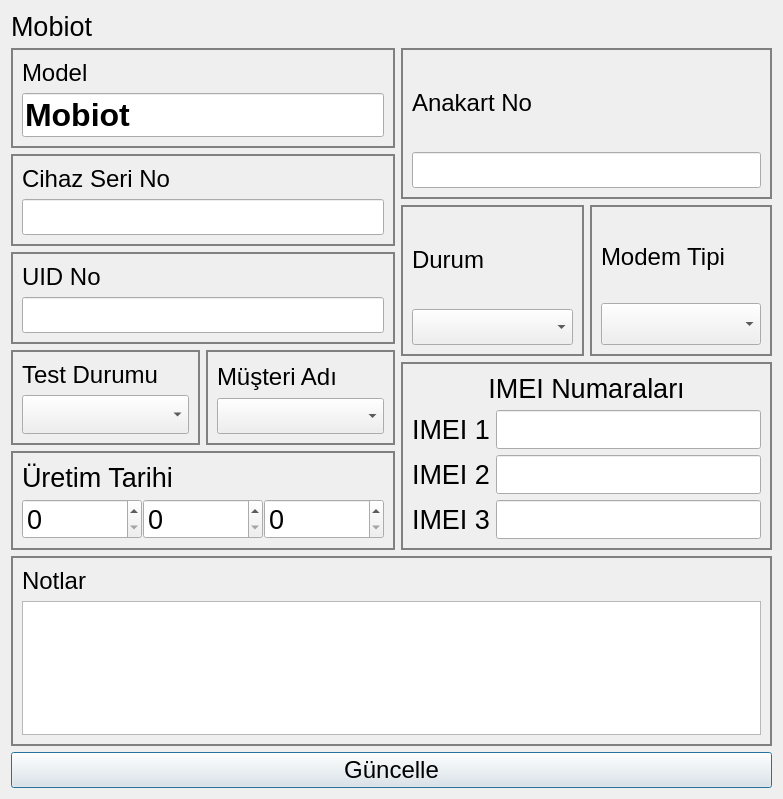
Qt form src/informationmobiotdialog.ui (yunusemrecinar/QT5-cihaz-kimlik-teknik-servis) before a commit.
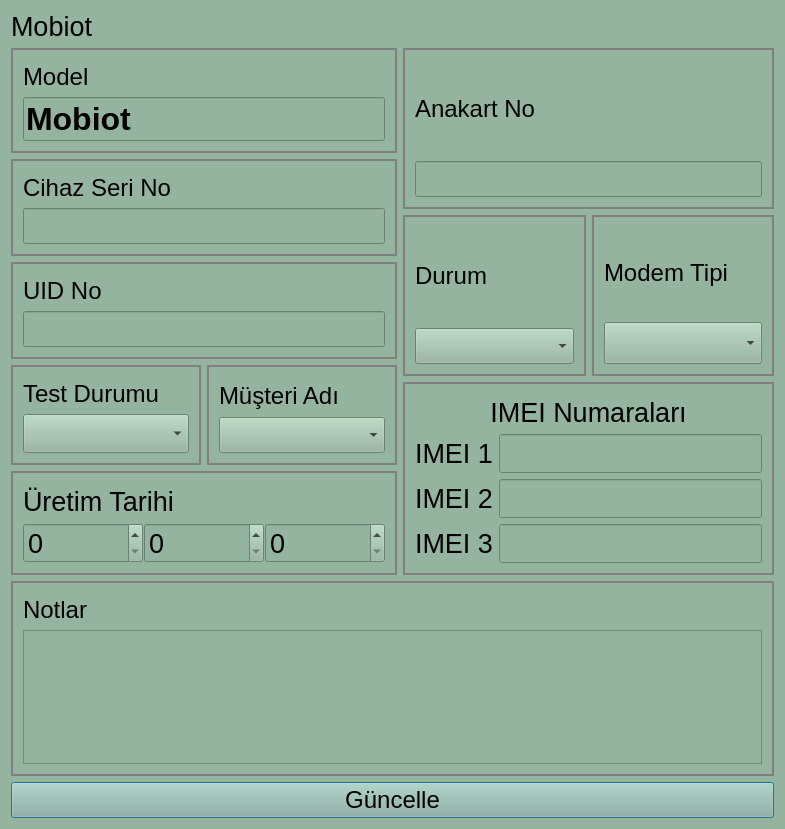
The same form after that commit.

Diff of the .ui file:
```diff
--- a/src/informationmobiotdialog.ui
+++ b/src/informationmobiotdialog.ui
@@ -6,13 +6,18 @@
    <rect>
     <x>0</x>
     <y>0</y>
-    <width>783</width>
-    <height>799</height>
+    <width>785</width>
+    <height>829</height>
    </rect>
   </property>
   <property name="windowTitle">
    <string>Dialog</string>
   </property>
+  <property name="styleSheet">
+   <string notr="true">QWidget {
+  background-color: #94B49F ;
+}</string>
+  </property>
   <layout class="QVBoxLayout" name="verticalLayout_2">
    <item>
     <layout class="QVBoxLayout" name="verticalLayout_14">
```
